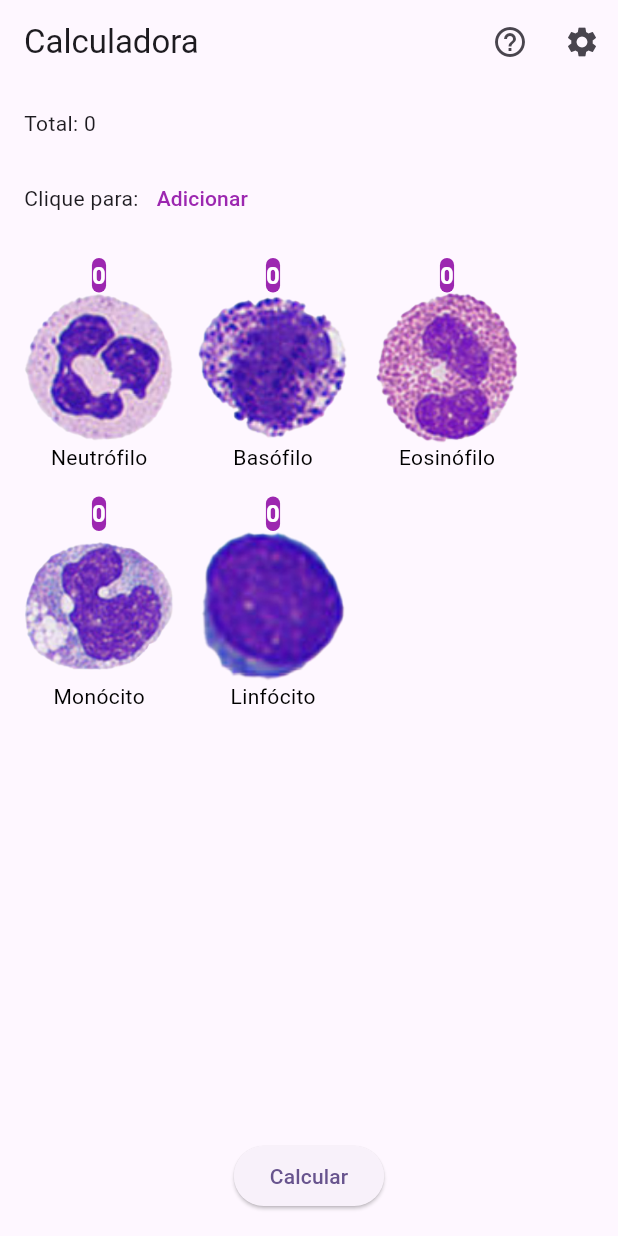
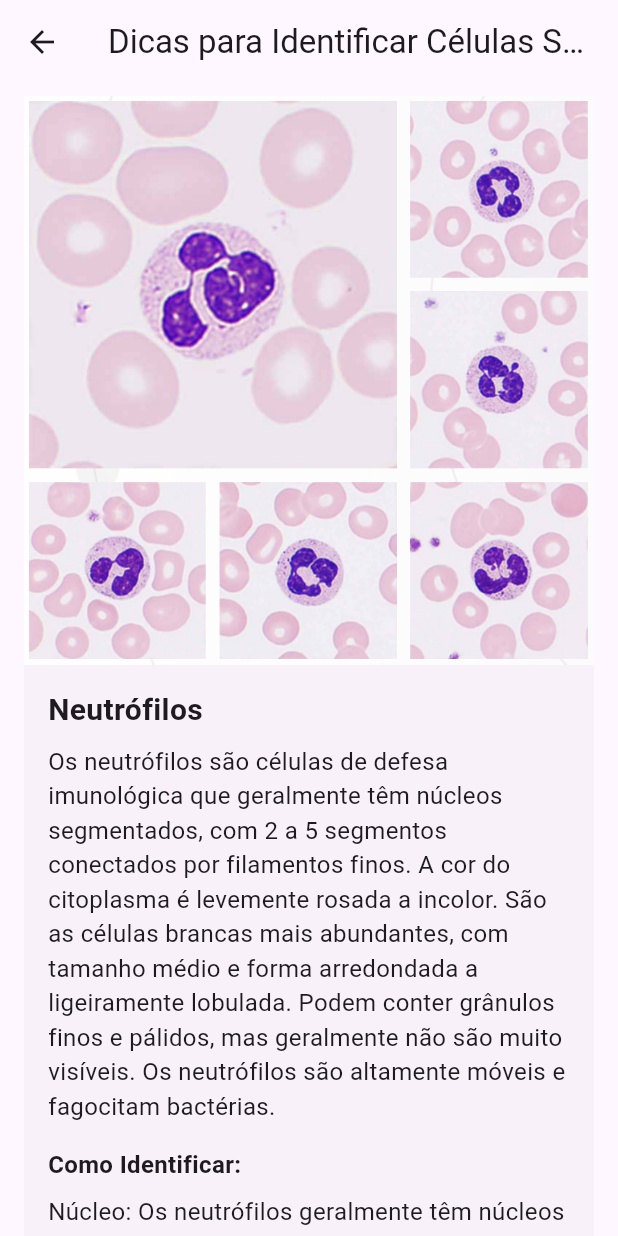
Before and after one commit to vihangel/wbc_counter, a Flutter app: the screen it shows after launch, after a tap on "Adicionar", after a tap on "Remover", after a tap on the "help outline" icon, on a phone screen of 412 x 824 dp. Run offline on Flutter 3.47's test engine with Material 2 defaults, Android fonts, the phone set to English and light mode, and no system bars; our stand-ins replace pie_chart, share.

Commit message:
feat: colors and styles

```diff
--- a/lib/home/home_page.dart
+++ b/lib/home/home_page.dart
@@ -1,6 +1,10 @@
+// ignore_for_file: library_private_types_in_public_api
+
 import 'package:flutter/material.dart';
+import 'package:wbc_counter/home/widget/wbc_widget.dart';
 import 'package:wbc_counter/models/white_blood_cells_model.dart';
 import 'package:wbc_counter/report/report_page.dart';
+import 'package:wbc_counter/tips/tips_page.dart';
 
 class HomePage extends StatefulWidget {
   const HomePage({super.key});
@@ -56,7 +60,11 @@ class _HomePageState extends State<HomePage> {
           IconButton(
             icon: const Icon(Icons.help_outline),
             onPressed: () {
-              // Handle help icon click
+              Navigator.of(context).push(
+                MaterialPageRoute(
+                  builder: (context) => TipsPage(),
+                ),
+              );
             },
           ),
           IconButton(
@@ -70,24 +78,47 @@ class _HomePageState extends State<HomePage> {
       body: Padding(
         padding: const EdgeInsets.all(16.0),
         child: Column(
-          crossAxisAlignment: CrossAxisAlignment.start,
+          crossAxisAlignment: CrossAxisAlignment.center,
           children: [
-            Text('Total: ${getTotalQuantity()}'), // Display the total quantity
-            const SizedBox(height: 16.0),
+            Row(
+              mainAxisAlignment: MainAxisAlignment.spaceBetween,
+              children: [
+                Text(
+                  'Total: ${getTotalQuantity()}',
+                  style: const TextStyle(
+                    fontSize: 24,
+                    fontWeight: FontWeight.bold,
+                  ),
+                ),
+                TextButton(
+                  onPressed: _clearAllValues,
+                  child: const Text('Apagar tudo'),
+                ),
+              ],
+            ), // Display the total quantity
+
             Row(
               children: [
-                const Text('Clique para:'),
+                const Text(
+                  'Clique para:',
+                  style: TextStyle(
+                    fontSize: 16.0,
+                    fontWeight: FontWeight.bold,
+                  ),
+                ),
                 TextButton(
                   onPressed: toggleMode,
-                  style: TextButton.styleFrom(primary: Colors.purple),
                   child: Text(isAdicionarMode ? 'Adicionar' : 'Remover'),
                 ),
               ],
             ),
-            const SizedBox(height: 16.0),
+            const SizedBox(height: 36),
             Wrap(
               spacing: 16.0,
               runSpacing: 16.0,
+              runAlignment: WrapAlignment.center,
+              alignment: WrapAlignment.center,
+              crossAxisAlignment: WrapCrossAlignment.center,
               children: whiteBloodCells.map((wbc) {
                 return WBCQuantityWidget(
                   name: wbc.name,
@@ -101,13 +132,14 @@ class _HomePageState extends State<HomePage> {
               }).toList(),
             ),
             const Spacer(),
-            Align(
-              alignment: Alignment.bottomCenter,
+            SizedBox(
+              width: double.infinity,
               child: ElevatedButton(
                 onPressed: () {
                   _navigateToReportPage(context);
                 },
-                child: const Text('Calcular'),
+                child: const Text('Calcular',
+                    style: TextStyle(color: Colors.white)),
               ),
             ),
           ],
@@ -133,12 +165,13 @@ class _HomePageState extends State<HomePage> {
                 },
                 child: const Text('Continuar'),
               ),
-              TextButton(
+              ElevatedButton(
                 onPressed: () {
                   Navigator.of(context).pop(); // Close the dialog
                   _navigateToReportPage(context); // Navigate to the report page
                 },
-                child: const Text('Gerar'),
+                child: const Text('Calcular',
+                    style: TextStyle(color: Colors.white)),
               ),
             ],
           );
@@ -154,71 +187,41 @@ class _HomePageState extends State<HomePage> {
       ),
     );
   }
-}
 
-class WBCQuantityWidget extends StatelessWidget {
-  final String name;
-  final int quantity;
-  final String imagePath;
-  final bool isAdicionarMode;
-  final ValueChanged<int> onUpdateQuantity;
-
-  const WBCQuantityWidget({
-    required this.name,
-    required this.quantity,
-    required this.isAdicionarMode,
-    required this.onUpdateQuantity,
-    required this.imagePath,
-  });
-
-  void _onTap() {
-    if (isAdicionarMode) {
-      onUpdateQuantity(quantity + 1);
-    } else {
-      if (quantity > 0) {
-        onUpdateQuantity(quantity - 1);
-      }
-    }
-  }
-
-  @override
-  Widget build(BuildContext context) {
-    return InkWell(
-      onTap: _onTap,
-      child: Column(
-        mainAxisAlignment: MainAxisAlignment.center,
-        crossAxisAlignment: CrossAxisAlignment.center,
-        children: [
-          Container(
-            decoration: BoxDecoration(
-              color: Colors.purple,
-              borderRadius: BorderRadius.circular(8.0),
+  void _clearAllValues() {
+    showDialog(
+      context: context,
+      builder: (BuildContext context) {
+        return AlertDialog(
+          title: const Text('Limpar Valores'),
+          content:
+              const Text('Tem certeza de que deseja limpar todos os valores?'),
+          actions: [
+            TextButton(
+              onPressed: () {
+                Navigator.of(context).pop(); // Close the dialog
+              },
+              child: const Text('Cancelar'),
             ),
-            child: Text(
-              '$quantity',
-              style: const TextStyle(
-                color: Colors.white,
-                fontSize: 16,
-                fontWeight: FontWeight.bold,
-              ),
+            ElevatedButton(
+              onPressed: () {
+                // Clear all values
+                wbcQuantities = {
+                  'Neutrófilo': 0,
+                  'Basófilo': 0,
+                  'Eosinófilo': 0,
+                  'Monócito': 0,
+                  'Linfócito': 0,
+                };
+                Navigator.of(context).pop(); // Close the dialog
+                setState(() {}); // Update the UI
+              },
+              child: const Text('Confirmar',
+                  style: TextStyle(color: Colors.white)),
             ),
-          ),
-          SizedBox(
-            height: 100,
-            width: 100,
-            child: Image.asset(
-              'assets/cells/$imagePath',
-              fit: BoxFit.scaleDown,
-            ),
-          ),
-          Text(
-            name,
-            style: const TextStyle(
-              color: Colors.black,
-            ),
-          ),
-        ],
-      ),
+          ],
+        );
+      },
     );
   }
 }
--- /dev/null
+++ b/lib/home/widget/wbc_widget.dart
@@ -0,0 +1,80 @@
+import 'package:flutter/material.dart';
+
+class WBCQuantityWidget extends StatelessWidget {
+  final String name;
+  final int quantity;
+  final String imagePath;
+  final bool isAdicionarMode;
+  final ValueChanged<int> onUpdateQuantity;
+
+  const WBCQuantityWidget({
+    super.key,
+    required this.name,
+    required this.quantity,
+    required this.isAdicionarMode,
+    required this.onUpdateQuantity,
+    required this.imagePath,
+  });
+
+  void _onTap() {
+    if (isAdicionarMode) {
+      onUpdateQuantity(quantity + 1);
+    } else {
+      if (quantity > 0) {
+        onUpdateQuantity(quantity - 1);
+      }
+    }
+  }
+
+  @override
+  Widget build(BuildContext context) {
+    return InkWell(
+      onTap: _onTap,
+      child: Container(
+        constraints: const BoxConstraints(maxWidth: 100, minWidth: 90),
+        decoration: BoxDecoration(
+          color: Colors.white,
+          borderRadius: BorderRadius.circular(8.0),
+        ),
+        padding:
+            const EdgeInsets.only(top: 0, bottom: 8.0, left: 8.0, right: 8.0),
+        child: Column(
+          mainAxisAlignment: MainAxisAlignment.center,
+          crossAxisAlignment: CrossAxisAlignment.center,
+          children: [
+            Container(
+              decoration: BoxDecoration(
+                color: Colors.deepPurple,
+                borderRadius: BorderRadius.circular(8.0),
+              ),
+              width: double.infinity,
+              child: Text(
+                '$quantity',
+                style: const TextStyle(
+                  color: Colors.white,
+                  fontSize: 16,
+                  fontWeight: FontWeight.bold,
+                ),
+                textAlign: TextAlign.center,
+              ),
+            ),
+            SizedBox(
+              width: 90,
+              height: 90,
+              child: Image.asset(
+                'assets/cells/$imagePath',
+                fit: BoxFit.fitWidth,
+              ),
+            ),
+            Text(
+              name,
+              style: const TextStyle(
+                color: Colors.black,
+              ),
+            ),
+          ],
+        ),
+      ),
+    );
+  }
+}
--- a/lib/main.dart
+++ b/lib/main.dart
@@ -15,22 +15,48 @@ class MyApp extends StatelessWidget {
     return MaterialApp(
       title: 'Flutter Demo',
       theme: ThemeData(
-        // This is the theme of your application.
-        //
-        // TRY THIS: Try running your application with "flutter run". You'll see
-        // the application has a blue toolbar. Then, without quitting the app,
-        // try changing the seedColor in the colorScheme below to Colors.green
-        // and then invoke "hot reload" (save your changes or press the "hot
-        // reload" button in a Flutter-supported IDE, or press "r" if you used
-        // the command line to start the app).
-        //
-        // Notice that the counter didn't reset back to zero; the application
-        // state is not lost during the reload. To reset the state, use hot
-        // restart instead.
-        //
-        // This works for code too, not just values: Most code changes can be
-        // tested with just a hot reload.
-        colorScheme: ColorScheme.fromSeed(seedColor: Colors.deepPurple),
+        colorScheme: ColorScheme.fromSeed(
+          seedColor: Colors.deepPurple,
+          background: const Color.fromARGB(
+            255,
+            246,
+            242,
+            252,
+          ),
+          primary: Colors.deepPurple,
+          onPrimary: Colors.white, // <-- this is the change
+        ),
+        buttonTheme: const ButtonThemeData(
+          buttonColor: Colors.deepPurple, //  <-- dark color
+          textTheme: ButtonTextTheme.primary,
+        ),
+        elevatedButtonTheme: ElevatedButtonThemeData(
+          style: ElevatedButton.styleFrom(
+            backgroundColor: Colors.deepPurple,
+            shape: RoundedRectangleBorder(
+              borderRadius: BorderRadius.circular(16),
+            ),
+            padding: const EdgeInsets.symmetric(
+              vertical: 8,
+              horizontal: 32,
+            ),
+            elevation: 0,
+            textStyle: const TextStyle(
+              fontSize: 16,
+              fontWeight: FontWeight.normal,
+              color: Colors.white,
+            ),
+          ),
+        ),
+        textButtonTheme: TextButtonThemeData(
+          style: TextButton.styleFrom(
+            textStyle: const TextStyle(
+              fontSize: 16,
+              fontWeight: FontWeight.normal,
+              color: Colors.deepPurple,
+            ),
+          ),
+        ),
         useMaterial3: true,
       ),
       home: HomePage(),
--- /dev/null
+++ b/lib/models/tip_blood_cell_model.dart
@@ -0,0 +1,15 @@
+class TipBloodCellModel {
+  final String name;
+  final String description;
+  final String cover;
+  final List<String> identifyTopics;
+  final String exampleImage;
+
+  TipBloodCellModel({
+    required this.name,
+    required this.description,
+    required this.cover,
+    required this.identifyTopics,
+    required this.exampleImage,
+  });
+}
--- a/lib/report/report_page.dart
+++ b/lib/report/report_page.dart
@@ -6,7 +6,7 @@ class ReportPage extends StatelessWidget {
   final Map<String, int>
       wbcQuantities; // Pass the WBC quantities to the report screen
 
-  ReportPage({required this.wbcQuantities});
+  const ReportPage({super.key, required this.wbcQuantities});
 
   @override
   Widget build(BuildContext context) {
@@ -22,7 +22,7 @@ class ReportPage extends StatelessWidget {
 
     return Scaffold(
       appBar: AppBar(
-        title: const Text('Report'),
+        title: const Text('Relatório'),
       ),
       body: Padding(
         padding: const EdgeInsets.all(16.0),
@@ -32,7 +32,19 @@ class ReportPage extends StatelessWidget {
             Text('Total: $totalQuantity'),
             const SizedBox(height: 16.0),
             // Display the chart
-            PieChart(dataMap: wbcPercentages),
+            PieChart(
+              dataMap: wbcPercentages,
+              colorList: const [
+                Colors.deepPurple,
+                Color.fromARGB(255, 58, 137, 183),
+                Color.fromARGB(255, 58, 183, 106),
+                Color.fromARGB(255, 150, 183, 58),
+                Color.fromARGB(255, 183, 133, 58),
+                Color.fromARGB(255, 183, 58, 58),
+                Color.fromARGB(255, 183, 58, 131),
+                Color.fromARGB(255, 143, 58, 183),
+              ],
+            ),
             const SizedBox(height: 16.0),
             // Display the report table
             DataTable(
@@ -53,7 +65,9 @@ class ReportPage extends StatelessWidget {
               }).toList(),
             ),
             const SizedBox(height: 16.0),
-            ElevatedButton(
+            SizedBox(
+              width: double.infinity,
+              child: ElevatedButton(
                 onPressed: () {
                   String reportText = 'Total: $totalQuantity\n\n';
 
@@ -65,7 +79,11 @@ class ReportPage extends StatelessWidget {
                   // Share the report as text
                   Share.share(reportText);
                 },
-              child: const Text('Compartilhar relatório'),
+                child: const Text(
+                  'Compartilhar relatório',
+                  style: TextStyle(color: Colors.white),
+                ),
+              ),
             ),
           ],
         ),
--- /dev/null
+++ b/lib/tips/tips_page.dart
@@ -0,0 +1,165 @@
+import 'package:flutter/material.dart';
+import 'package:wbc_counter/models/tip_blood_cell_model.dart';
+
+class TipsPage extends StatelessWidget {
+  TipsPage({Key? key}) : super(key: key);
+  final List<TipBloodCellModel> tipBloodCells = [
+    TipBloodCellModel(
+      name: 'Neutrófilos',
+      description:
+          'Os neutrófilos são células de defesa imunológica que geralmente têm núcleos segmentados, com 2 a 5 segmentos conectados por filamentos finos. A cor do citoplasma é levemente rosada a incolor. São as células brancas mais abundantes, com tamanho médio e forma arredondada a ligeiramente lobulada. Podem conter grânulos finos e pálidos, mas geralmente não são muito visíveis. Os neutrófilos são altamente móveis e fagocitam bactérias.',
+      cover: 'neutrofilo',
+      identifyTopics: [
+        'Núcleo: Os neutrófilos geralmente têm núcleos segmentados, com 2 a 5 segmentos conectados por filamentos finos.',
+        'Cor do Citoplasma: O citoplasma é levemente rosado a incolor.',
+        'Tamanho e Forma Geral: São as células brancas mais abundantes, com tamanho médio e forma arredondada a ligeiramente lobulada.',
+        'Grânulos Citoplasmáticos: Podem conter grânulos finos e pálidos, mas geralmente não são muito visíveis.',
+        'Mobilidade e Atividade: Neutrófilos são altamente móveis e fagocitam bactérias.',
+      ],
+      exampleImage: 'neutrofilo',
+    ),
+    TipBloodCellModel(
+      name: 'Linfócitos',
+      description:
+          'Os linfócitos são células do sistema imunológico. Eles têm núcleos densos, redondos e uniformes. A cor do citoplasma é azul claro a incolor. São menores que os neutrófilos e têm forma geralmente esférica. Geralmente não contêm grânulos visíveis. Menos móveis do que os neutrófilos, estão envolvidos na resposta imunológica adaptativa.',
+      cover: 'linfocito',
+      identifyTopics: [
+        'Núcleo: Linfócitos têm núcleos densos, redondos e uniformes.',
+        'Cor do Citoplasma: O citoplasma é azul claro a incolor.',
+        'Tamanho e Forma Geral: São menores que os neutrófilos e têm forma geralmente esférica.',
+        'Grânulos Citoplasmáticos: Geralmente não contêm grânulos visíveis.',
+        'Mobilidade e Atividade: Menos móveis do que os neutrófilos, estão envolvidos na resposta imunológica adaptativa.',
+      ],
+      exampleImage: 'linfocito',
+    ),
+    TipBloodCellModel(
+      name: 'Eosinófilos',
+      description:
+          'Os eosinófilos têm um núcleo bilobado, parecendo um par de óculos. O citoplasma é rosa-alaranjado devido à presença de grânulos eosinofílicos. São ligeiramente maiores que os neutrófilos e têm forma irregular. Os grânulos são grandes e corados, geralmente rosados. Estão envolvidos na resposta alérgica e na defesa contra parasitas.',
+      cover: 'eosinofilo',
+      identifyTopics: [
+        'Núcleo: O núcleo dos eosinófilos é bilobado, parecendo um par de óculos.',
+        'Cor do Citoplasma: O citoplasma é rosa-alaranjado devido à presença de grânulos eosinofílicos.',
+        'Tamanho e Forma Geral: São ligeiramente maiores que os neutrófilos e têm forma irregular.',
+        'Grânulos Citoplasmáticos: Os grânulos são grandes e corados, geralmente rosados.',
+        'Mobilidade e Atividade: Estão envolvidos na resposta alérgica e na defesa contra parasitas.',
+      ],
+      exampleImage: 'eosinofilo',
+    ),
+    TipBloodCellModel(
+      name: 'Basófilos',
+      description:
+          'Os basófilos têm um núcleo bilobado, mas pode ser difícil de discernir devido aos grânulos densos. O citoplasma é azul-escuro a preto devido aos grânulos basofílicos. São semelhantes em tamanho aos neutrófilos e eosinófilos. Possuem grânulos densos, que obscurecem a visão do núcleo. São envolvidos em reações alérgicas graves e resposta imunológica.',
+      cover: 'basofilo',
+      identifyTopics: [
+        'Núcleo: O núcleo dos basófilos é bilobado, mas pode ser difícil de discernir devido aos grânulos densos.',
+        'Cor do Citoplasma: O citoplasma é azul-escuro a preto devido aos grânulos basofílicos.',
+        'Tamanho e Forma Geral: São semelhantes em tamanho aos neutrófilos e eosinófilos.',
+        'Grânulos Citoplasmáticos: Possuem grânulos densos, que obscurecem a visão do núcleo.',
+        'Mobilidade e Atividade: São envolvidos em reações alérgicas graves e resposta imunológica.',
+      ],
+      exampleImage: 'basofilo',
+    ),
+    TipBloodCellModel(
+      name: 'Monócitos',
+      description:
+          'Os monócitos têm um núcleo grande, com forma irregular e frequentemente em forma de rim. O citoplasma é cinza-azulado. São as maiores células brancas do sangue e têm uma forma irregular. Geralmente não possuem grânulos visíveis. São móveis e se diferenciam em macrófagos quando se deslocam para os tecidos.',
+      cover: 'monocito',
+      identifyTopics: [
+        'Núcleo: O núcleo dos monócitos é grande, com forma irregular e frequentemente em forma de rim.',
+        'Cor do Citoplasma: O citoplasma é cinza-azulado.',
+        'Tamanho e Forma Geral: São as maiores células brancas do sangue e têm uma forma irregular.',
+        'Grânulos Citoplasmáticos: Geralmente não possuem grânulos visíveis.',
+        'Mobilidade e Atividade: São móveis e se diferenciam em macrófagos quando se deslocam para os tecidos.',
+      ],
+      exampleImage: 'monocito',
+    ),
+  ];
+
+  @override
+  Widget build(BuildContext context) {
+    return Scaffold(
+      appBar: AppBar(
+        title: const Text('Dicas para Identificar Células Sanguíneas'),
+      ),
+      body: ListView.builder(
+        itemCount: tipBloodCells.length,
+        itemBuilder: (context, index) {
+          return _buildCellCard(tipBloodCells[index]);
+        },
+      ),
+    );
+  }
+
+  Widget _buildCellCard(TipBloodCellModel model) {
+    return Padding(
+      padding: const EdgeInsets.symmetric(
+        horizontal: 16.0,
+        vertical: 8.0,
+      ),
+      child: Card(
+        elevation: 0,
+        margin: const EdgeInsets.only(bottom: 16.0),
+        child: Column(
+          children: [
+            Image.asset(
+              'assets/cells/${model.cover}_example1.png',
+              fit: BoxFit.fitWidth,
+            ),
+            Padding(
+              padding: const EdgeInsets.all(16.0),
+              child: Column(
+                crossAxisAlignment: CrossAxisAlignment.start,
+                children: [
+                  Text(
+                    model.name,
+                    style: const TextStyle(
+                      fontSize: 20.0,
+                      fontWeight: FontWeight.bold,
+                    ),
+                  ),
+                  const SizedBox(height: 8.0),
+                  Text(
+                    model.description,
+                    style: const TextStyle(fontSize: 16.0),
+                  ),
+                  const SizedBox(height: 16.0),
+                  const Text(
+                    'Como Identificar:',
+                    style: TextStyle(
+                      fontSize: 16.0,
+                      fontWeight: FontWeight.bold,
+                    ),
+                  ),
+                  const SizedBox(height: 8.0),
+                  ...model.identifyTopics.map((topic) {
+                    return Padding(
+                      padding: const EdgeInsets.only(bottom: 8.0),
+                      child: Text(
+                        topic,
+                        style: const TextStyle(fontSize: 16.0),
+                      ),
+                    );
+                  }).toList(),
+                  const SizedBox(height: 16.0),
+                  const Text(
+                    'Mais exemplos',
+                    style: TextStyle(
+                      fontSize: 16.0,
+                      fontWeight: FontWeight.bold,
+                    ),
+                  ),
+                  const SizedBox(height: 8.0),
+                  Image.asset(
+                    'assets/cells/${model.exampleImage}_example2.png',
+                    fit: BoxFit.fitWidth,
+                  ),
+                ],
+              ),
+            ),
+          ],
+        ),
+      ),
+    );
+  }
+}
```
Also changed, not shown: assets/cells/basofilo_example1.png (added), assets/cells/basofilo_example2.png (added), assets/cells/eosinofilo_example1.png (added), assets/cells/eosinofilo_example2.png (added), assets/cells/linfocito_example1.png (added), assets/cells/linfocito_example2.png (added), assets/cells/monocito_example1.png (added), assets/cells/monocito_example2.png (added), assets/cells/neutrofilo_example1.png (added), assets/cells/neutrofilo_example2.png (added). Lines whose indentation alone changed are shown as unchanged.
